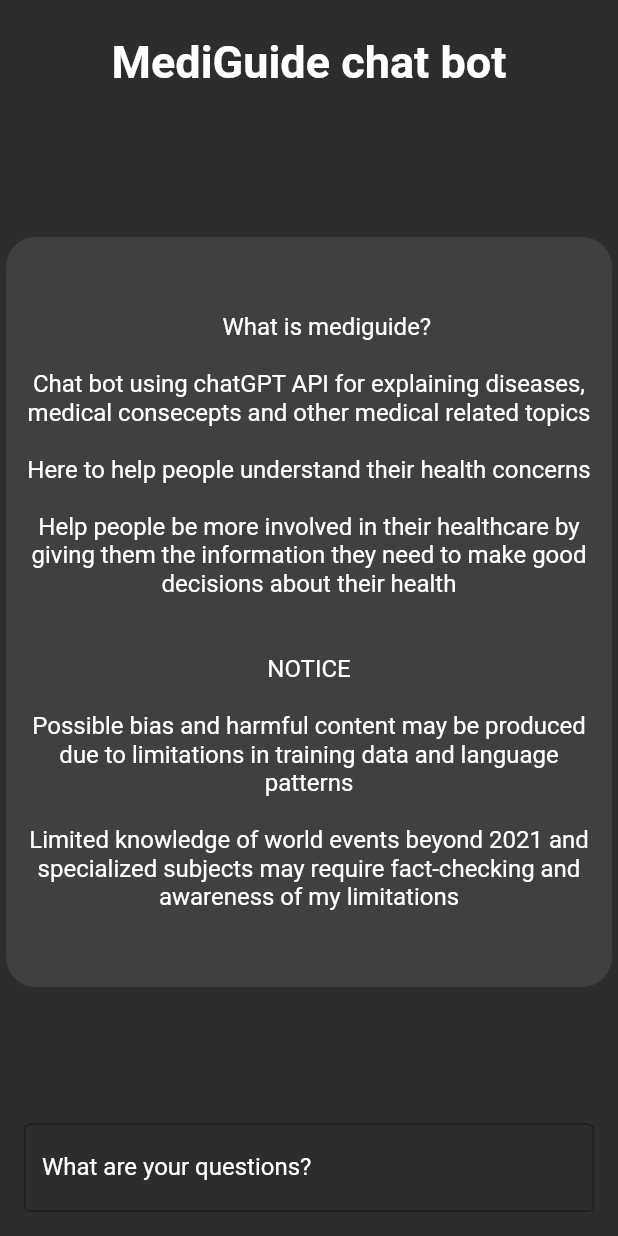
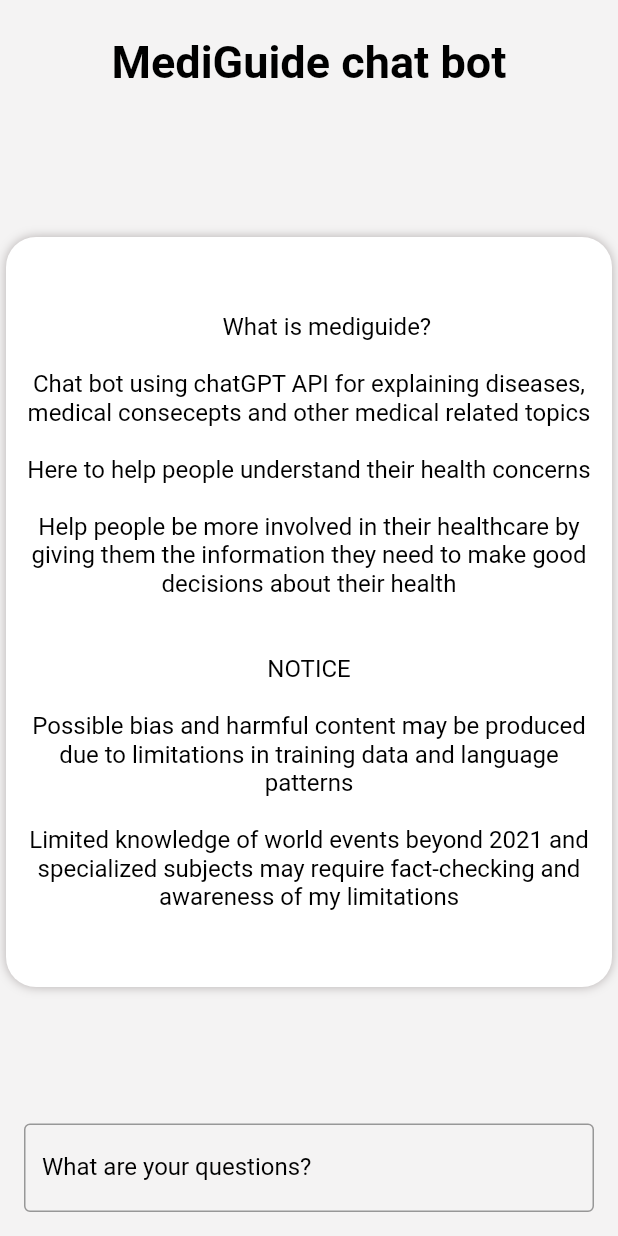
Before and after one commit to tiagomonteiro0715/hackaton-tiago-marcelo, a Flutter app: the MediGuideChatBot screen opened directly, on a phone screen of 412 x 824 dp. Run offline on Flutter 3.47's test engine with Material 2 defaults, Android fonts, the phone set to English and light mode, and no system bars; missing offline and left inert: apptiago, dart_openai; Roboto replaces fonts that are missing (Montserrat).

Commit message:
Add files via upload

```diff
--- a/lib/src/mediguide.dart
+++ b/lib/src/mediguide.dart
@@ -90,7 +90,7 @@
   Widget build(BuildContext context) {
     return Scaffold(
       /// Setting the background color of the app to a dark grey.
-      backgroundColor: Color.fromARGB(255, 45, 45, 45),
+      backgroundColor: Color.fromARGB(255, 244, 243, 243),
 
       /// The above code is creating a text field and a button. When the button is pressed, the text field is
       /// cleared and the text is sent to the API. The API then returns a response.
@@ -112,7 +112,7 @@
                 "MediGuide chat bot",
                 textScaleFactor: 1.0,
                 style: TextStyle(
-                  color: Colors.white,
+                  color: Colors.black,
                   fontSize: 30.0,
                   fontWeight: FontWeight.bold,
                   fontFamily: "Montserrat",
@@ -139,15 +139,21 @@
                         padding: EdgeInsets.all(
                             14.0), // add some padding to the container
                         decoration: BoxDecoration(
-                          color: Color.fromARGB(255, 64, 64,
-                              63), // set the background color to grey
+                          color: Color.fromARGB(255, 255, 255,
+                              255), // set the background color to grey
                           borderRadius: BorderRadius.circular(
                               20.0), // set the border radius to 10
+                          boxShadow: [
+                            BoxShadow(
+                              color: Color.fromARGB(255, 180, 175, 175),
+                              blurRadius: 5,
+                            ),
+                          ],
                         ),
                         child: Text(
                           '${snapshot.data}',
                           style: const TextStyle(
-                              fontSize: 16.0, color: Colors.white),
+                              fontSize: 16.0, color: Colors.black),
                           textAlign: TextAlign.center,
                         ),
                       ),
@@ -181,7 +187,7 @@
                       padding: EdgeInsets.all(16.0),
                       child: Text(
                         'Type a message to start chatting',
-                        style: TextStyle(fontSize: 20.0, color: Colors.white),
+                        style: TextStyle(fontSize: 20.0, color: Colors.black),
                       ),
                     ),
                   ];
@@ -201,14 +207,14 @@
           ),
           Container(
               padding: const EdgeInsets.all(16.0),
-              color: Color.fromARGB(255, 45, 45, 45),
+              color: Color.fromARGB(255, 244, 243, 243),
               child: TextField(
                 controller: _controller,
                 decoration: const InputDecoration(
                   labelText: 'What are your questions?',
                   labelStyle: TextStyle(
-                    color: Color.fromARGB(
-                        255, 255, 255, 255), // Change the color here
+                    color:
+                        Color.fromARGB(255, 0, 0, 0), // Change the color here
                     fontSize:
                         16.0, // You can also set other properties of the text style
                   ),
```
Also changed, not shown: lib/main.dart (+21 -15 lines), lib/src/chatGPT.dart (+13 -8 lines), lib/src/profile.dart (+65 -26 lines).
